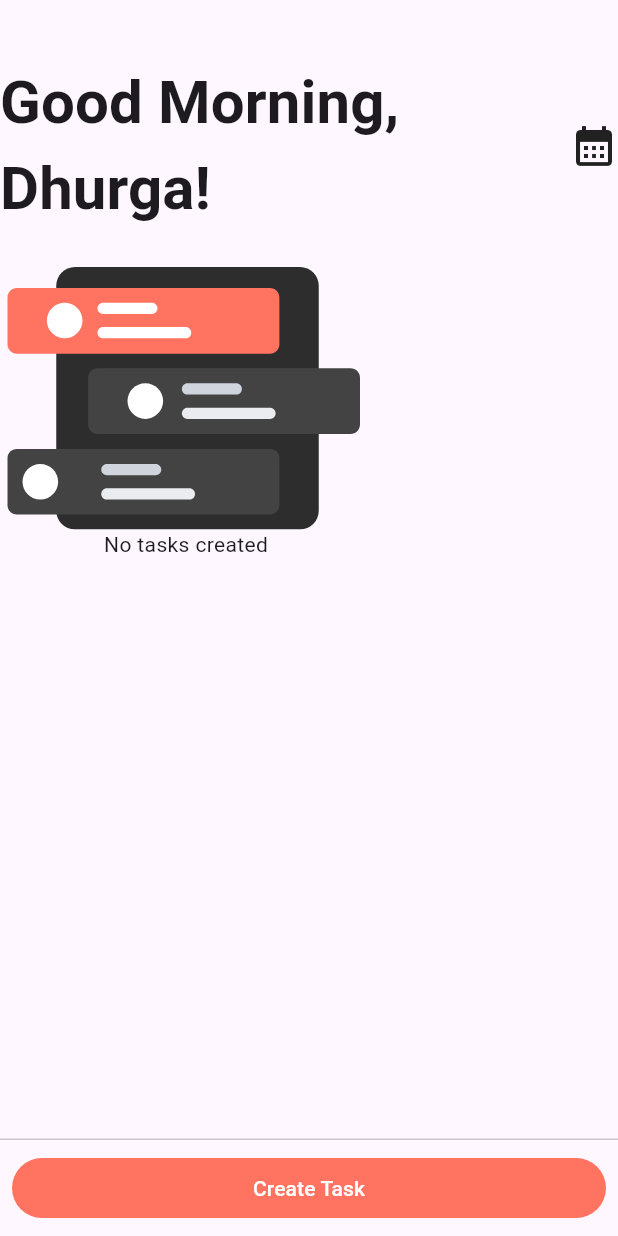
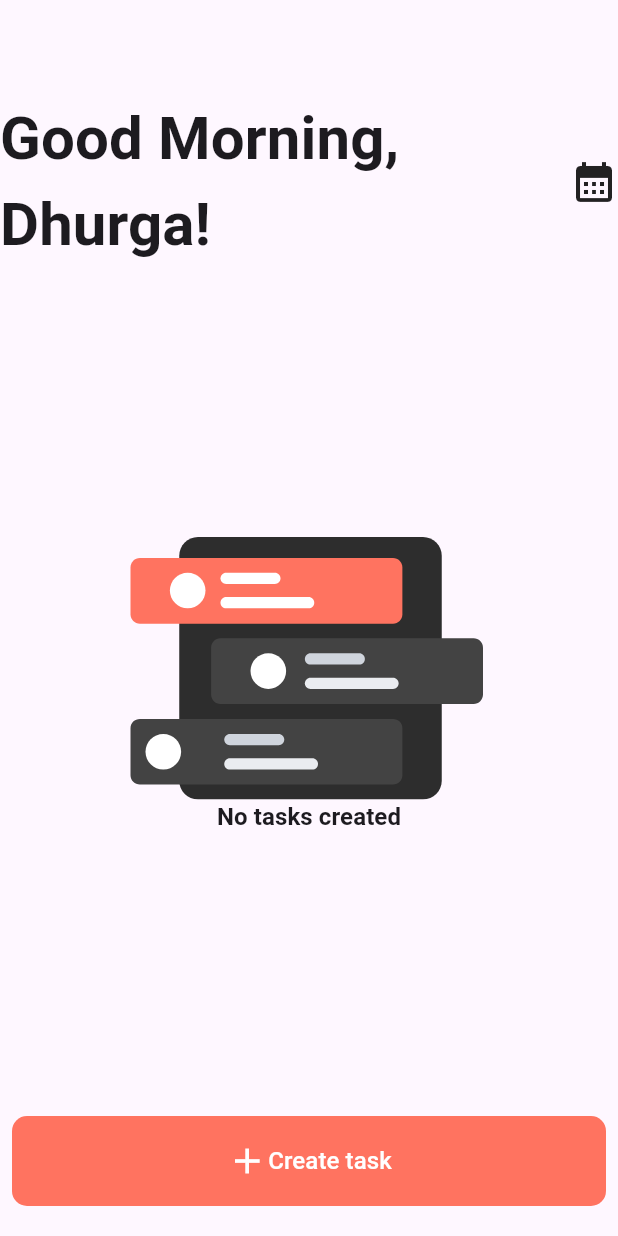
Before and after one commit to dhurgaramasamy/NoteApp, a Flutter app: the screen it shows after launch, on a phone screen of 412 x 824 dp. Run offline on Flutter 3.47's test engine with Material 2 defaults, Android fonts, the phone set to English and light mode, and no system bars; our stand-ins replace flutter_svg; Roboto replaces fonts that are missing (Plus Jakarta Sans).

Commit message:
[Dhurga] create task button styling

```diff
--- a/lib/landing/ui/create_task_button.dart
+++ b/lib/landing/ui/create_task_button.dart
@@ -5,19 +5,42 @@ class CreatTaskButton extends StatelessWidget {
 
   @override
   Widget build(BuildContext context) {
-    return const SizedBox(
-      width: double.infinity,
+    return Padding(
+      padding: const EdgeInsets.only(left: 8, top: 8, right: 8, bottom: 20),
       child: ElevatedButton(
         onPressed: null,
         style: ButtonStyle(
-          backgroundColor: MaterialStatePropertyAll<Color>(
-            Color(0xFFFF7360),
+          backgroundColor: MaterialStateProperty.all<Color>(
+            const Color(0xFFFF7360),
+          ),
+          shape: MaterialStateProperty.all(
+            RoundedRectangleBorder(
+              borderRadius: BorderRadius.circular(10),
+            ),
           ),
         ),
-        child: Text(
-          "Create Task",
-          style: TextStyle(
-            color: Colors.white,
+        child: const Padding(
+          padding: EdgeInsets.all(16.0),
+          child: Row(
+            mainAxisAlignment: MainAxisAlignment.center,
+            crossAxisAlignment: CrossAxisAlignment.center,
+            children: [
+              Icon(
+                Icons.add,
+                color: Colors.white,
+                size: 28,
+              ),
+              Text(
+                "Create task",
+                style: TextStyle(
+                  fontSize: 16,
+                  fontFamily: 'Plus Jakarta Sans',
+                  fontWeight: FontWeight.w500,
+                  color: Color(0xFFFFFFFF),
+                  letterSpacing: 0.07,
+                ),
+              )
+            ],
           ),
         ),
       ),
--- a/lib/landing/ui/landing_screen.dart
+++ b/lib/landing/ui/landing_screen.dart
@@ -1,5 +1,4 @@
 import 'package:flutter/material.dart';
-import 'package:note_genie/landing/ui/create_task_button.dart';
 import 'package:note_genie/landing/ui/landing_screen_content.dart';
 
 class LandingScreen extends StatelessWidget {
@@ -9,7 +8,6 @@ class LandingScreen extends StatelessWidget {
   Widget build(BuildContext context) {
     return const Scaffold(
       body: LandingScreenContent(),
-      persistentFooterButtons: [CreatTaskButton()],
     );
   }
 }
--- a/lib/landing/ui/landing_screen_content.dart
+++ b/lib/landing/ui/landing_screen_content.dart
@@ -1,3 +1,4 @@
+import 'package:note_genie/landing/ui/create_task_button.dart';
 import 'package:flutter/material.dart';
 import 'package:note_genie/landing/ui/greeting_content.dart';
 import 'package:note_genie/landing/ui/no_tasks_content.dart';
@@ -8,16 +9,24 @@ class LandingScreenContent extends StatelessWidget {
 
   @override
   Widget build(BuildContext context) {
-    int listLength =0;
+    int listLength = 0;
     return Column(
       crossAxisAlignment: CrossAxisAlignment.start,
       children: [
         //TODO: replace the height with appbar height
-        SizedBox(height: 40, width: MediaQuery.devicePixelRatioOf(context),),
-        const GreetingContent(name: 'Dhurga',),
-        SizedBox(height: 24, width: MediaQuery.devicePixelRatioOf(context),),
+        SizedBox(
+          height: 64,
+          width: MediaQuery.devicePixelRatioOf(context),
+        ),
+        const GreetingContent(
+          name: 'Dhurga',
+        ),
         //TODO: handle no tasks from db
-        listLength != 0 ? const TasksSection() : const NoTasksContent()
+        Expanded(
+          child:
+              listLength != 0 ? const TasksSection() : const NoTasksContent(),
+        ),
+        const CreatTaskButton(),
       ],
     );
   }
--- a/lib/landing/ui/no_tasks_content.dart
+++ b/lib/landing/ui/no_tasks_content.dart
@@ -6,14 +6,26 @@ class NoTasksContent extends StatelessWidget {
 
   @override
   Widget build(BuildContext context) {
-    return Column(
+    return Center(
+      child: Column(
+        mainAxisAlignment: MainAxisAlignment.center,
         children: [
           SvgPicture.asset(
             'assets/icons/no_tasks.svg',
             semanticsLabel: 'My SVG Image',
           ),
-        Text("No tasks created"),
+          const Text(
+            "No tasks created",
+            textAlign: TextAlign.center,
+            style: TextStyle(
+              fontSize: 16,
+              fontFamily: 'Plus Jakarta Sans',
+              fontWeight: FontWeight.w600,
+              letterSpacing: 0.07,
+            ),
+          ),
         ],
+      ),
     );
   }
 }
```
Lines whose indentation alone changed are shown as unchanged.
